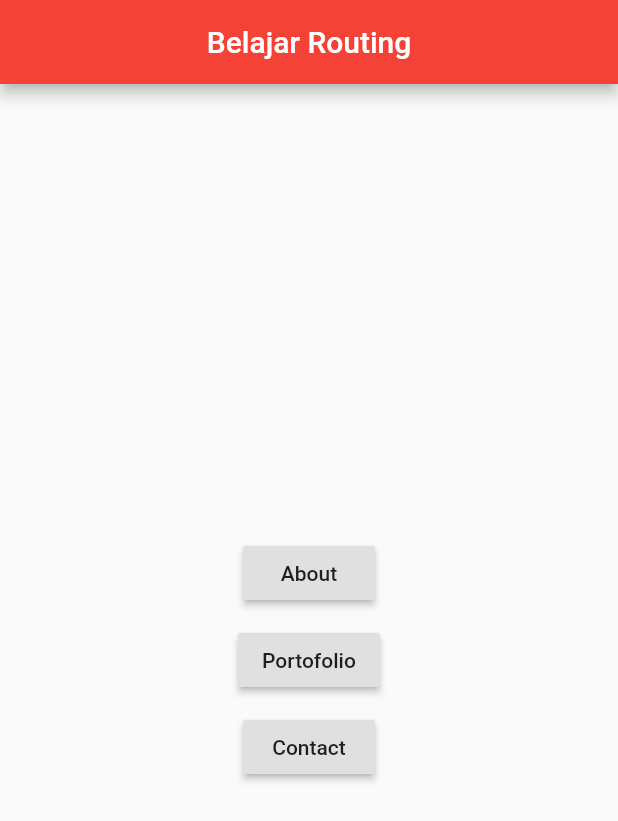
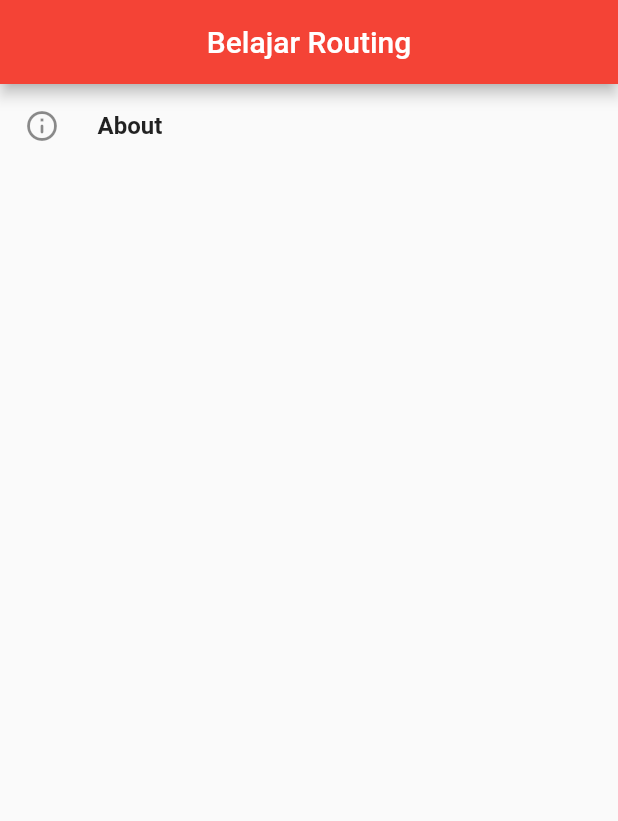
Before and after one commit to mirzasaputra/flutter-routing, a Flutter app: the screen it shows after launch, on a phone screen of 412 x 824 dp. Shown: the top 821 px of the screen. Run offline on Flutter 3.47's test engine with Material 2 defaults, Android fonts, the phone set to English and light mode, and no system bars.

```diff
--- a/lib/pages/home.dart
+++ b/lib/pages/home.dart
@@ -9,31 +9,47 @@ class HomePage extends StatelessWidget {
         title: Text('Belajar Routing'),
       ),
       body: Center(
-        child: Column(
-          mainAxisAlignment: MainAxisAlignment.center,
+        child: ListView(
           children: [
-            RaisedButton(
-              onPressed: () {
-                Navigator.pushNamed(context, '/about');
-              },
-              child: Text('About'),
-            ),
-            const SizedBox(height: 10.0),
-            RaisedButton(
-              onPressed: () {
-                Navigator.pushNamed(context, '/portofolio');
-              },
-              child: Text('Portofolio'),
-            ),
-            const SizedBox(height: 10.0),
-            RaisedButton(
-              onPressed: () {
-                Navigator.pushNamed(context, '/contact');
-              },
-              child: Text('Contact'),
+            ListTile(
+              title: Row(children: [
+                Icon(Icons.info_outline_rounded),
+                Padding(
+                  padding: const EdgeInsets.only(left: 25.0),
+                  child: Text(
+                    'About',
+                    style: TextStyle(fontWeight: FontWeight.bold),
+                  ),
+                ),
+              ]),
             ),
           ],
         ),
+        // Column(
+        //   mainAxisAlignment: MainAxisAlignment.center,
+        //   children: [
+        //     RaisedButton(
+        //       onPressed: () {
+        //         Navigator.pushNamed(context, '/about');
+        //       },
+        //       child: Text('About'),
+        //     ),
+        //     const SizedBox(height: 10.0),
+        //     RaisedButton(
+        //       onPressed: () {
+        //         Navigator.pushNamed(context, '/portofolio');
+        //       },
+        //       child: Text('Portofolio'),
+        //     ),
+        //     const SizedBox(height: 10.0),
+        //     RaisedButton(
+        //       onPressed: () {
+        //         Navigator.pushNamed(context, '/contact');
+        //       },
+        //       child: Text('Contact'),
+        //     ),
+        //   ],
+        // ),
       ),
     );
   }
```
Also changed, not shown: 1 other file.
